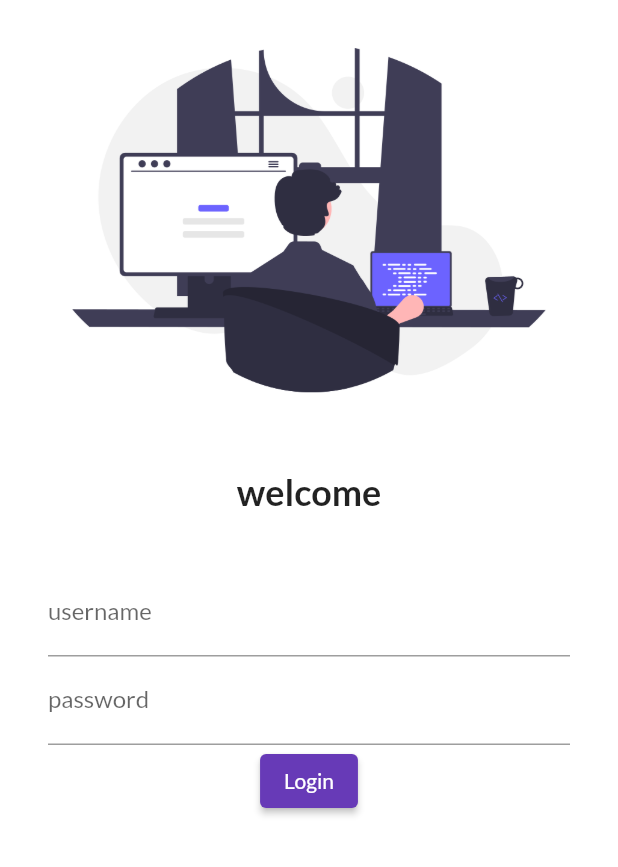
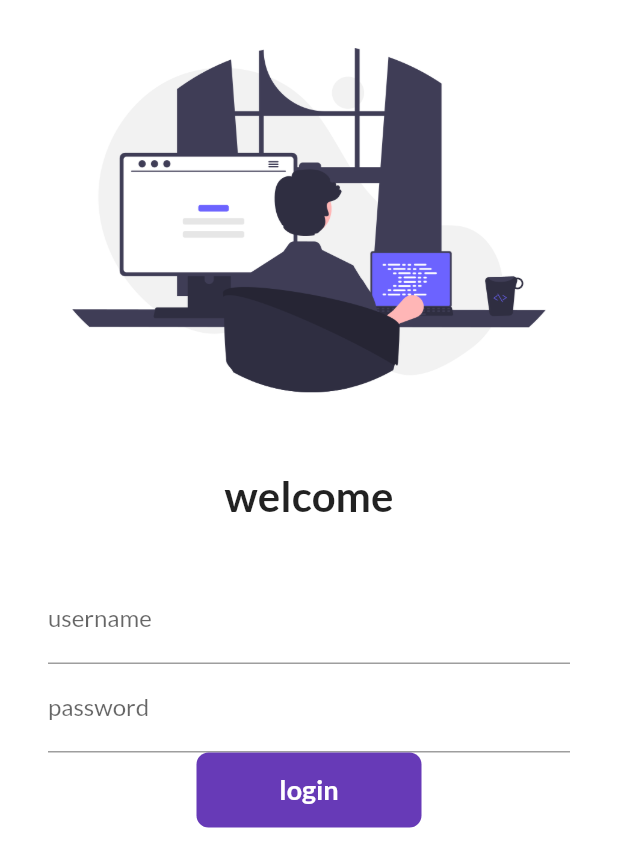
Before and after one commit to arshadali104/30daysflutter, a Flutter app: the screen it shows after launch, on a phone screen of 412 x 824 dp. Shown: the top 867 px of the screen. Run offline on Flutter 3.47's test engine with Material 2 defaults, Android fonts, the phone set to English and light mode, and no system bars; our stand-ins replace google_fonts.

Commit message:
Day-6 completed

```diff
--- a/lib/Pages/login_page.dart
+++ b/lib/Pages/login_page.dart
@@ -1,7 +1,15 @@
 import "package:flutter/material.dart";
-class  LoginPage extends StatelessWidget {
+import 'package:flutter_application_1/utils/routes.dart';
+class  LoginPage extends StatefulWidget {
 
 
+  @override
+  State<LoginPage> createState() => _LoginPageState();
+}
+
+class _LoginPageState extends State<LoginPage> {
+  String name="";
+  bool changeButton=false;
   @override
   Widget build(BuildContext context) {
     return Material(
@@ -15,9 +23,9 @@ class  LoginPage extends StatelessWidget {
             ),
 
           Text(
-            "welcome",
+            "welcome$name",
             style: TextStyle(
-            fontSize: 24,
+            fontSize: 28,
             fontWeight:FontWeight.bold,
           ),
           ),
@@ -31,6 +39,11 @@ class  LoginPage extends StatelessWidget {
               InputDecoration(hintText: "Enter username",
               labelText: "username",
               ),
+              onChanged: (value){
+                name=value;
+                setState(() {
+                });
+              },
               ),
               TextFormField(
                 obscureText: true,
@@ -39,12 +52,43 @@ class  LoginPage extends StatelessWidget {
               labelText: "password",
               ),
               ),
-              ElevatedButton(
-                onPressed: (){
-                  print("Hi code pur");
+              InkWell(
+                onTap: ()async{
+                  setState(() {
+                    changeButton=true;
+                  });
+                  await Future.delayed(Duration(seconds: 3));
+                  Navigator.pushNamed(context, Myroutes.homeRoute);
                 },
-                child: Text("Login")
-              ),
+                child: AnimatedContainer(
+                  duration: Duration(seconds: 1),
+                width: changeButton ? 50: 150,
+                height: 50,
+
+                alignment: Alignment.center,
+                child: Text(
+                "login",
+                style:TextStyle(color: Colors.white,
+                fontWeight: FontWeight.bold,
+                fontSize: 18),
+                ),
+                decoration: BoxDecoration(
+                  color: Colors.deepPurple,
+                  borderRadius: BorderRadius.circular(changeButton ? 50: 8),
+
+                )
+
+                ),
+              )
+
+              // ElevatedButton(
+              //   onPressed: (){
+              //   Navigator.pushNamed(context, Myroutes.homeRoute);
+              //   },
+              //   child: Text("Login"),
+              //   style: TextButton.styleFrom(minimumSize: Size(150, 40)),
+
+              // ),
               ],),
             )
         ],
--- a/lib/main.dart
+++ b/lib/main.dart
@@ -1,6 +1,7 @@
 import 'package:flutter/material.dart';
 import 'package:flutter_application_1/Pages/home_page.dart';
 import 'package:flutter_application_1/Pages/login_page.dart';
+import 'package:flutter_application_1/utils/routes.dart';
 import 'package:google_fonts/google_fonts.dart';
 
 void main() {
@@ -26,8 +27,8 @@ class MyApp extends StatelessWidget {
       //home: HomePage(),
       routes: {
      "/":(context)=> LoginPage(),
-     "/login":(context) => LoginPage(),
-     "/home":(context) => HomePage()
+     Myroutes.loginRoute:(context) => LoginPage(),
+     Myroutes.homeRoute:(context) => HomePage()
     },
     );
  }
--- /dev/null
+++ b/lib/utils/routes.dart
@@ -0,0 +1,4 @@
+class Myroutes{
+  static String loginRoute= "/login";
+  static String homeRoute= "/home";
+}
```
